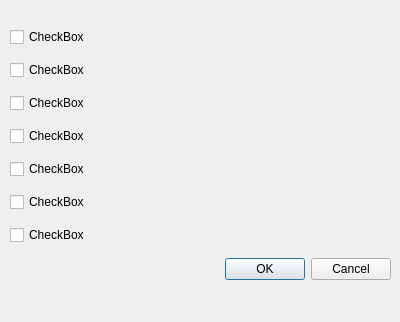
Old version of the form UI/Git_code_change_setting.ui in the repository Kevin-Liou/GitCodeChange.
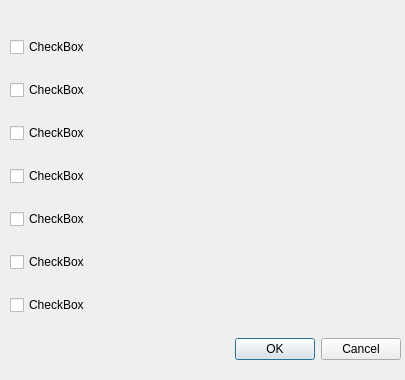
New version of the form.

Diff of the .ui file:
```diff
--- a/UI/Git_code_change_setting.ui
+++ b/UI/Git_code_change_setting.ui
@@ -6,8 +6,8 @@
    <rect>
     <x>0</x>
     <y>0</y>
-    <width>400</width>
-    <height>322</height>
+    <width>405</width>
+    <height>380</height>
    </rect>
   </property>
   <property name="windowTitle">
@@ -18,8 +18,8 @@
     <rect>
      <x>10</x>
      <y>20</y>
-     <width>381</width>
-     <height>271</height>
+     <width>391</width>
+     <height>357</height>
     </rect>
    </property>
    <layout class="QVBoxLayout" name="verticalLayout">
```
